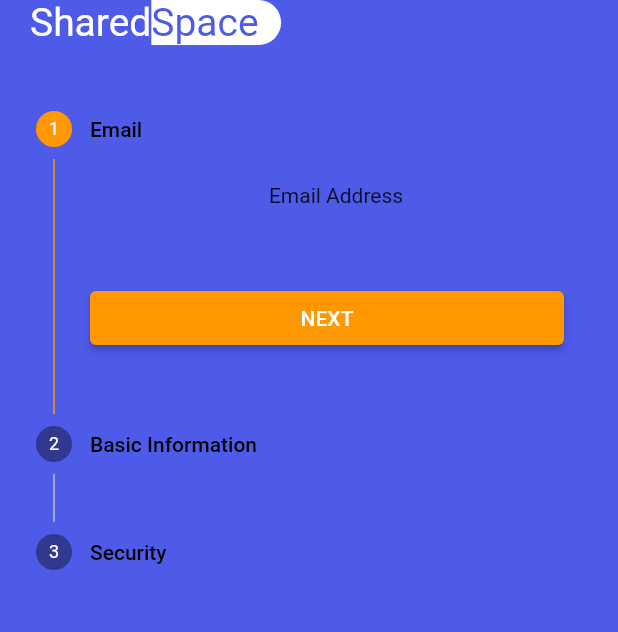
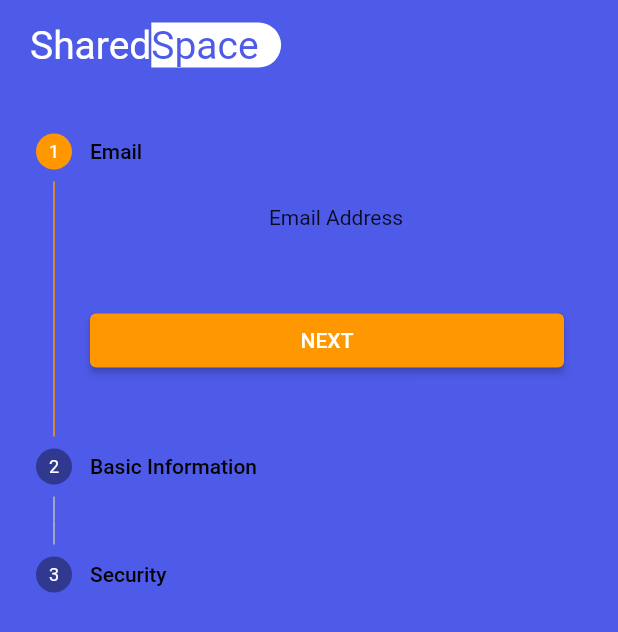
Before and after one commit to Booysen31SA/sharedspace, a Flutter app: the Register screen opened by its route, on a phone screen of 412 x 824 dp. Shown: the top 632 px of the screen. Run offline on Flutter 3.47's test engine with Material 2 defaults, Android fonts, the phone set to English and light mode, and no system bars; our stand-ins replace firebase_auth, firebase_core, flutter_spinkit, flutter_svg, get, get_storage and 1 more; missing offline and left inert: firebase_helpers; accounts and stored records are empty.

Commit message:
Headding dropped a bit

```diff
--- a/lib/Pages/Auth/register.dart
+++ b/lib/Pages/Auth/register.dart
@@ -47,11 +47,14 @@ class _RegisterState extends State<Register> {
     return Scaffold(
       backgroundColor: primaryClr,
       body: SafeArea(
-        child: Column(
-          children: [
-            header(context),
-            stepForm(),
-          ],
+        child: Padding(
+          padding: const EdgeInsets.only(top: 15),
+          child: Column(
+            children: [
+              header(context),
+              stepForm(),
+            ],
+          ),
         ),
       ),
     );
```
